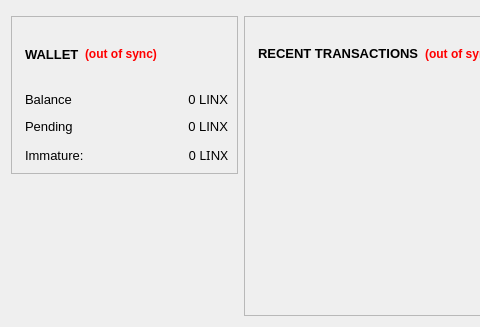
The window that src/qt/forms/overviewpage.ui (linX-project/linX) describes before a commit, drawn with Qt 5; both pictures show x 0 to 480 and y 121 to 448 of the 675 by 448 pixel window.
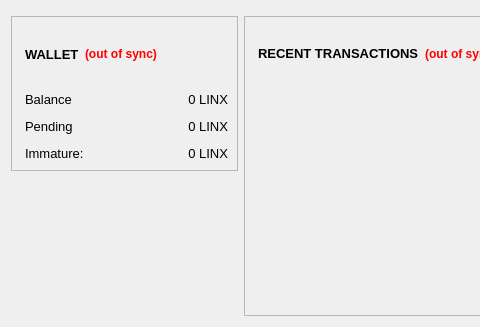
The same window after the commit. Icons and pictures are not drawn.

The edit to the form file:
```diff
--- a/src/qt/forms/overviewpage.ui
+++ b/src/qt/forms/overviewpage.ui
@@ -321,7 +321,7 @@
              <widget class="QLabel" name="labelImmature">
               <property name="font">
                <font>
-                <family>Arial 12,Gadget,sans-serif</family>
+                <family>Arial</family>
                 <pointsize>10</pointsize>
                </font>
               </property>
```
Left out of the diff: 12 changed lines with no effect on the pictures.
